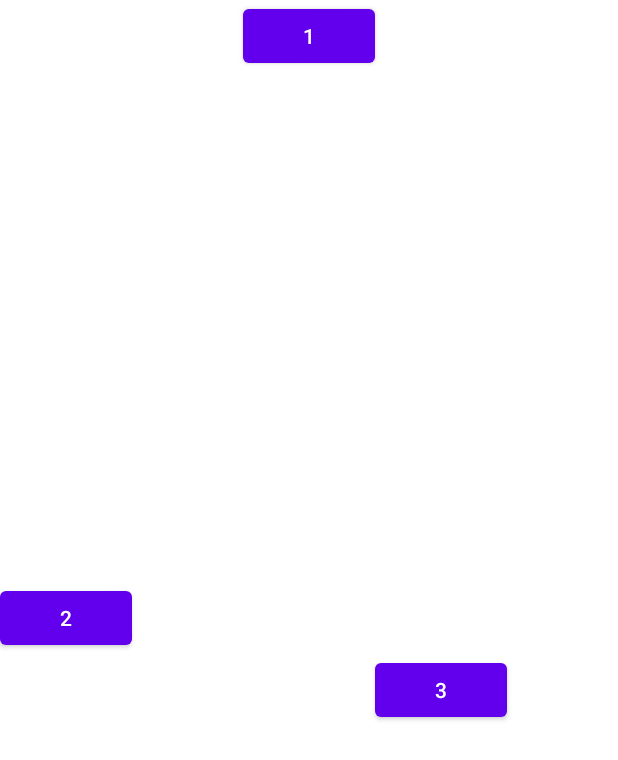
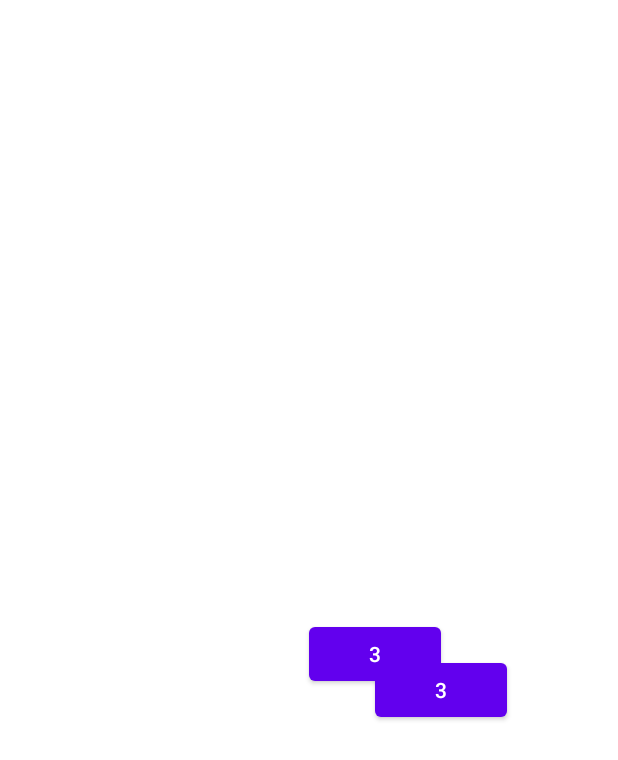
Before and after one commit to IgorDmitrievNZ/NasaApp, an Android app: the fragment ConstraintFragment placed in its activity, on a phone screen of 412 x 824 dp. Shown: the top 760 px of the screen. Run offline under Robolectric (Android 15) with nearby library versions, the phone set to English and light mode, and no system bars; pictures from the network do not load; Roboto replaces fonts that are not available here.

Commit message:
lesson 4 group

```diff
--- a/app/src/main/java/com/example/android/nasaapp/ui/constraint/ConstraintFragment.kt
+++ b/app/src/main/java/com/example/android/nasaapp/ui/constraint/ConstraintFragment.kt
@@ -24,7 +24,24 @@ class ConstraintFragment : Fragment() {
 
     override fun onViewCreated(view: View, savedInstanceState: Bundle?) = with(binding) {
         super.onViewCreated(view, savedInstanceState)
+        binding.group1.visibility = View.GONE
+        binding.group2.visibility = View.INVISIBLE
 
+        //аналогично
+        /*binding.materialButton1.visibility  =View.GONE
+        binding.materialButton2.visibility  =View.GONE
+        binding.materialButton11.visibility  =View.VISIBLE
+        binding.materialButton22.visibility  =View.VISIBLE*/
+
+        binding.materialButton3.setOnClickListener {
+            binding.group1.visibility = View.VISIBLE
+            binding.group2.visibility = View.VISIBLE
+        }
+
+        binding.materialButton33.setOnClickListener {
+            binding.group1.visibility = View.GONE
+            binding.group2.visibility = View.INVISIBLE
+        }
     }
 
     override fun onDestroy() {
--- a/app/src/main/res/layout/fragment_constraint.xml
+++ b/app/src/main/res/layout/fragment_constraint.xml
@@ -4,19 +4,45 @@
     android:layout_height="match_parent"
     android:orientation="vertical">
 
+    <androidx.constraintlayout.widget.Group
+        android:id="@+id/group1"
+        android:layout_width="0dp"
+        android:layout_height="0dp"
+        app:constraint_referenced_ids="materialButton1,materialButton2"/>
+
+    <androidx.constraintlayout.widget.Group
+        android:id="@+id/group2"
+        android:layout_width="0dp"
+        android:layout_height="0dp"
+        app:constraint_referenced_ids="materialButton11,materialButton22"/>
+
     <androidx.constraintlayout.widget.Barrier
-        android:id="@+id/barrierH"
+        android:id="@+id/barrierH1"
         android:layout_width="0dp"
         android:layout_height="0dp"
         app:barrierDirection="end"
         app:constraint_referenced_ids="materialButton1,materialButton2" />
 
     <androidx.constraintlayout.widget.Barrier
-        android:id="@+id/barrierV"
+        android:id="@+id/barrierV1"
         android:layout_width="0dp"
         android:layout_height="0dp"
         app:barrierDirection="bottom"
         app:constraint_referenced_ids="materialButton1,materialButton2" />
+
+    <androidx.constraintlayout.widget.Barrier
+        android:id="@+id/barrierH2"
+        android:layout_width="0dp"
+        android:layout_height="0dp"
+        app:barrierDirection="end"
+        app:constraint_referenced_ids="materialButton11,materialButton22" />
+
+    <androidx.constraintlayout.widget.Barrier
+        android:id="@+id/barrierV2"
+        android:layout_width="0dp"
+        android:layout_height="0dp"
+        app:barrierDirection="bottom"
+        app:constraint_referenced_ids="materialButton11,materialButton22" />
 
 
     <com.google.android.material.button.MaterialButton
@@ -41,7 +67,32 @@
         android:layout_width="wrap_content"
         android:layout_height="wrap_content"
         android:text="3"
-        app:layout_constraintStart_toStartOf="@id/barrierH"
-        app:layout_constraintTop_toBottomOf="@id/barrierV" />
+        app:layout_constraintStart_toStartOf="@id/barrierH1"
+        app:layout_constraintTop_toBottomOf="@id/barrierV1" />
+
+    <com.google.android.material.button.MaterialButton
+        android:id="@+id/materialButton11"
+        android:layout_width="wrap_content"
+        android:layout_height="wrap_content"
+        android:text="1"
+        app:layout_constraintEnd_toEndOf="parent"
+        app:layout_constraintStart_toStartOf="parent"
+        app:layout_constraintTop_toTopOf="parent" />
+
+    <com.google.android.material.button.MaterialButton
+        android:id="@+id/materialButton22"
+        android:layout_width="wrap_content"
+        android:layout_height="wrap_content"
+        android:text="2"
+        app:layout_constraintBottom_toBottomOf="parent"
+        app:layout_constraintTop_toTopOf="parent" />
+
+    <com.google.android.material.button.MaterialButton
+        android:id="@+id/materialButton33"
+        android:layout_width="wrap_content"
+        android:layout_height="wrap_content"
+        android:text="3"
+        app:layout_constraintStart_toStartOf="@id/barrierH2"
+        app:layout_constraintTop_toBottomOf="@id/barrierV2" />
 
 </androidx.constraintlayout.widget.ConstraintLayout>
```
